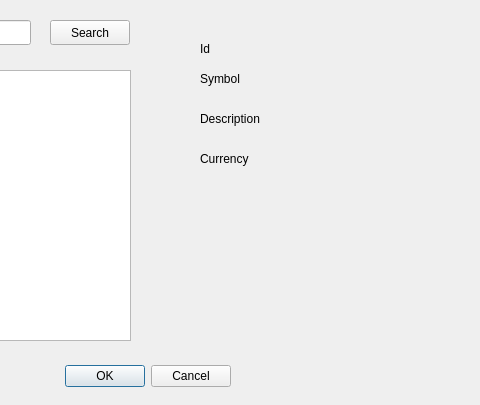
Before: the Qt Designer form src/app/addsecuritydialog.ui in kubawoo/cutetrader, drawn with Qt 5; both pictures show x 140 to 620 and y 0 to 405 of the 734 by 405 pixel window.
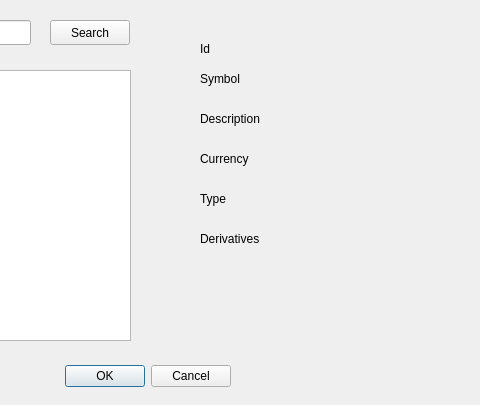
After: the same form once the commit is applied.

Commit message: Add security type and derivatives to search dialog

What changed in the file:
```diff
--- a/src/app/addsecuritydialog.ui
+++ b/src/app/addsecuritydialog.ui
@@ -166,6 +166,58 @@
     </rect>
    </property>
   </widget>
+  <widget class="QLabel" name="label_5">
+   <property name="geometry">
+    <rect>
+     <x>340</x>
+     <y>190</y>
+     <width>81</width>
+     <height>17</height>
+    </rect>
+   </property>
+   <property name="text">
+    <string>Type</string>
+   </property>
+  </widget>
+  <widget class="QLabel" name="typeLabel">
+   <property name="geometry">
+    <rect>
+     <x>430</x>
+     <y>190</y>
+     <width>261</width>
+     <height>17</height>
+    </rect>
+   </property>
+   <property name="text">
+    <string>&lt;none&gt;</string>
+   </property>
+  </widget>
+  <widget class="QLabel" name="derivativesLabel">
+   <property name="geometry">
+    <rect>
+     <x>430</x>
+     <y>230</y>
+     <width>261</width>
+     <height>17</height>
+    </rect>
+   </property>
+   <property name="text">
+    <string>&lt;none&gt;</string>
+   </property>
+  </widget>
+  <widget class="QLabel" name="label_6">
+   <property name="geometry">
+    <rect>
+     <x>340</x>
+     <y>230</y>
+     <width>81</width>
+     <height>17</height>
+    </rect>
+   </property>
+   <property name="text">
+    <string>Derivatives</string>
+   </property>
+  </widget>
  </widget>
  <resources/>
  <connections>
```
Left out of the diff: 2 changed lines with no effect on the pictures. The commit also changes 8 other files.
